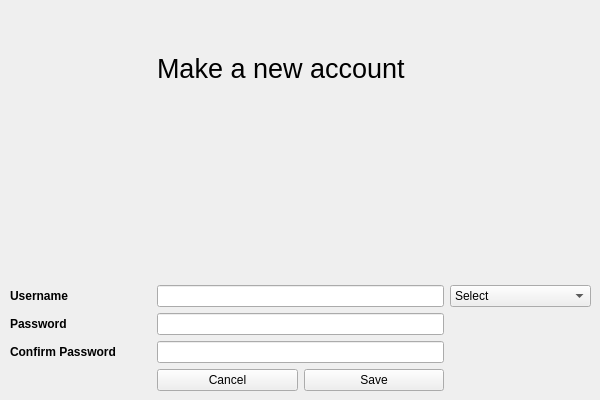
Qt form pet_tinder/gui/addaccount.ui (CS-205-S21/team_1_4) before a commit.
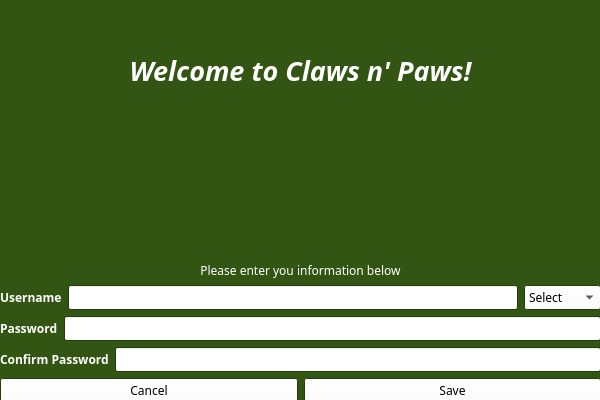
The same form after that commit.

Commit message: Updated visuals for GUI but GUI crashes

What changed in the file:
```diff
--- a/pet_tinder/gui/addaccount.ui
+++ b/pet_tinder/gui/addaccount.ui
@@ -22,122 +22,275 @@
     <height>400</height>
    </size>
   </property>
+  <property name="palette">
+   <palette>
+    <active>
+     <colorrole role="WindowText">
+      <brush brushstyle="SolidPattern">
+       <color alpha="255">
+        <red>255</red>
+        <green>255</green>
+        <blue>255</blue>
+       </color>
+      </brush>
+     </colorrole>
+     <colorrole role="Button">
+      <brush brushstyle="SolidPattern">
+       <color alpha="255">
+        <red>255</red>
+        <green>255</green>
+        <blue>255</blue>
+       </color>
+      </brush>
+     </colorrole>
+     <colorrole role="Base">
+      <brush brushstyle="SolidPattern">
+       <color alpha="255">
+        <red>255</red>
+        <green>255</green>
+        <blue>255</blue>
+       </color>
+      </brush>
+     </colorrole>
+     <colorrole role="Window">
+      <brush brushstyle="SolidPattern">
+       <color alpha="255">
+        <red>50</red>
+        <green>85</green>
+        <blue>19</blue>
+       </color>
+      </brush>
+     </colorrole>
+    </active>
+    <inactive>
+     <colorrole role="WindowText">
+      <brush brushstyle="SolidPattern">
+       <color alpha="255">
+        <red>255</red>
+        <green>255</green>
+        <blue>255</blue>
+       </color>
+      </brush>
+     </colorrole>
+     <colorrole role="Button">
+      <brush brushstyle="SolidPattern">
+       <color alpha="255">
+        <red>255</red>
+        <green>255</green>
+        <blue>255</blue>
+       </color>
+      </brush>
+     </colorrole>
+     <colorrole role="Base">
+      <brush brushstyle="SolidPattern">
+       <color alpha="255">
+        <red>255</red>
+        <green>255</green>
+        <blue>255</blue>
+       </color>
+      </brush>
+     </colorrole>
+     <colorrole role="Window">
+      <brush brushstyle="SolidPattern">
+       <color alpha="255">
+        <red>50</red>
+        <green>85</green>
+        <blue>19</blue>
+       </color>
+      </brush>
+     </colorrole>
+    </inactive>
+    <disabled>
+     <colorrole role="WindowText">
+      <brush brushstyle="SolidPattern">
+       <color alpha="255">
+        <red>190</red>
+        <green>190</green>
+        <blue>190</blue>
+       </color>
+      </brush>
+     </colorrole>
+     <colorrole role="Button">
+      <brush brushstyle="SolidPattern">
+       <color alpha="255">
+        <red>255</red>
+        <green>255</green>
+        <blue>255</blue>
+       </color>
+      </brush>
+     </colorrole>
+     <colorrole role="Base">
+      <brush brushstyle="SolidPattern">
+       <color alpha="255">
+        <red>50</red>
+        <green>85</green>
+        <blue>19</blue>
+       </color>
+      </brush>
+     </colorrole>
+     <colorrole role="Window">
+      <brush brushstyle="SolidPattern">
+       <color alpha="255">
+        <red>50</red>
+        <green>85</green>
+        <blue>19</blue>
+       </color>
+      </brush>
+     </colorrole>
+    </disabled>
+   </palette>
+  </property>
+  <property name="font">
+   <font>
+    <family>Saab</family>
+   </font>
+  </property>
   <property name="windowTitle">
    <string>Form</string>
   </property>
-  <widget class="QWidget" name="layoutWidget">
+  <widget class="QWidget" name="">
    <property name="geometry">
     <rect>
-     <x>10</x>
-     <y>0</y>
-     <width>581</width>
-     <height>391</height>
+     <x>0</x>
+     <y>2</y>
+     <width>601</width>
+     <height>401</height>
     </rect>
    </property>
-   <layout class="QGridLayout" name="gridLayout">
-    <item row="3" column="0">
-     <widget class="QLabel" name="password">
-      <property name="font">
-       <font>
-        <weight>75</weight>
-        <bold>true</bold>
-       </font>
-      </property>
-      <property name="text">
-       <string>Password</string>
-      </property>
-     </widget>
-    </item>
-    <item row="0" column="1" colspan="2">
+   <layout class="QVBoxLayout" name="verticalLayout">
+    <item>
      <widget class="QLabel" name="label">
       <property name="font">
        <font>
+        <family>Purisa</family>
         <pointsize>20</pointsize>
-       </font>
-      </property>
-      <property name="text">
-       <string>Make a new account</string>
-      </property>
-     </widget>
-    </item>
-    <item row="2" column="0">
-     <widget class="QLabel" name="Username">
-      <property name="font">
-       <font>
         <weight>75</weight>
+        <italic>true</italic>
         <bold>true</bold>
        </font>
       </property>
       <property name="text">
-       <string>Username</string>
+       <string>Welcome to Claws n' Paws!</string>
       </property>
-     </widget>
-    </item>
-    <item row="4" column="1" colspan="2">
-     <widget class="QLineEdit" name="newConfirmPasswordInput"/>
-    </item>
-    <item row="4" column="0">
-     <widget class="QLabel" name="password_2">
-      <property name="font">
-       <font>
-        <weight>75</weight>
-        <bold>true</bold>
-       </font>
+      <property name="alignment">
+       <set>Qt::AlignCenter</set>
       </property>
-      <property name="text">
-       <string>Confirm Password</string>
-      </property>
      </widget>
     </item>
-    <item row="6" column="1">
-     <widget class="QPushButton" name="cancelbutton">
-      <property name="text">
-       <string>Cancel</string>
-      </property>
-     </widget>
-    </item>
-    <item row="6" column="2">
-     <widget class="QPushButton" name="saveNewAccount">
-      <property name="text">
-       <string>Save</string>
-      </property>
-     </widget>
-    </item>
-    <item row="2" column="1" colspan="2">
-     <widget class="QLineEdit" name="newUsernameInput"/>
-    </item>
-    <item row="3" column="1" colspan="2">
-     <widget class="QLineEdit" name="newPasswordInput"/>
-    </item>
-    <item row="2" column="3">
-     <widget class="QComboBox" name="roleChooser">
-      <item>
-       <property name="text">
-        <string>Select</string>
-       </property>
-      </item>
-      <item>
-       <property name="text">
-        <string>Adopter</string>
-       </property>
-      </item>
-      <item>
-       <property name="text">
-        <string>Adoptee</string>
-       </property>
-      </item>
-     </widget>
-    </item>
-    <item row="1" column="1" colspan="2">
+    <item>
      <widget class="QLabel" name="errorBox">
+      <property name="font">
+       <font>
+        <family>Samanata</family>
+        <weight>50</weight>
+        <bold>false</bold>
+       </font>
+      </property>
       <property name="text">
-       <string/>
+       <string>Please enter you information below</string>
       </property>
       <property name="alignment">
-       <set>Qt::AlignBottom|Qt::AlignLeading|Qt::AlignLeft</set>
+       <set>Qt::AlignBottom|Qt::AlignHCenter</set>
       </property>
      </widget>
     </item>
+    <item>
+     <layout class="QHBoxLayout" name="horizontalLayout">
+      <item>
+       <widget class="QLabel" name="Username">
+        <property name="font">
+         <font>
+          <weight>75</weight>
+          <bold>true</bold>
+         </font>
+        </property>
+        <property name="text">
+         <string>Username</string>
+        </property>
+       </widget>
+      </item>
+      <item>
+       <widget class="QLineEdit" name="newUsernameInput"/>
+      </item>
+      <item>
+       <widget class="QComboBox" name="roleChooser">
+        <item>
+         <property name="text">
+          <string>Select</string>
+         </property>
+        </item>
+        <item>
+         <property name="text">
+          <string>Adopter</string>
+         </property>
+        </item>
+        <item>
+         <property name="text">
+          <string>Adoptee</string>
+         </property>
+        </item>
+       </widget>
+      </item>
+     </layout>
+    </item>
+    <item>
+     <layout class="QHBoxLayout" name="horizontalLayout_2">
+      <item>
+       <widget class="QLabel" name="password">
+        <property name="font">
+         <font>
+          <weight>75</weight>
+          <bold>true</bold>
+         </font>
+        </property>
+        <property name="text">
+         <string>Password</string>
+        </property>
+       </widget>
+      </item>
+      <item>
+       <widget class="QLineEdit" name="newPasswordInput"/>
+      </item>
+     </layout>
+    </item>
+    <item>
+     <layout class="QHBoxLayout" name="horizontalLayout_3">
+      <item>
+       <widget class="QLabel" name="password_2">
+        <property name="font">
+         <font>
+          <weight>75</weight>
+          <bold>true</bold>
+         </font>
+        </property>
+        <property name="text">
+         <string>Confirm Password</string>
+        </property>
+       </widget>
+      </item>
+      <item>
+       <widget class="QLineEdit" name="newConfirmPasswordInput"/>
+      </item>
+     </layout>
+    </item>
+    <item>
+     <layout class="QHBoxLayout" name="horizontalLayout_4">
+      <item>
+       <widget class="QPushButton" name="cancelbutton">
+        <property name="text">
+         <string>Cancel</string>
+        </property>
+       </widget>
+      </item>
+      <item>
+       <widget class="QPushButton" name="saveNewAccount">
+        <property name="text">
+         <string>Save</string>
+        </property>
+       </widget>
+      </item>
+     </layout>
+    </item>
    </layout>
   </widget>
  </widget>
```
The commit also changes 4 other files.
